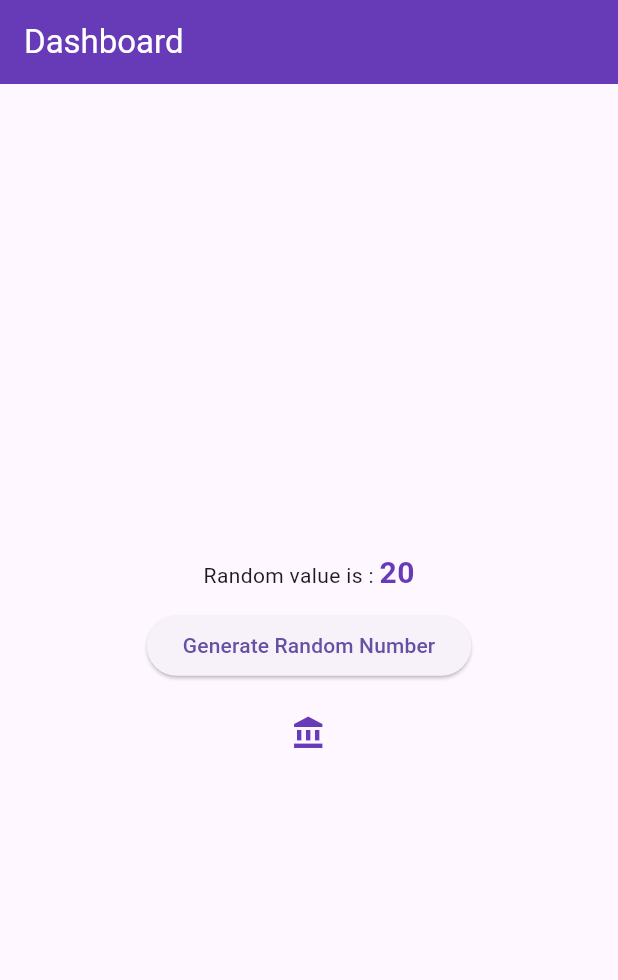
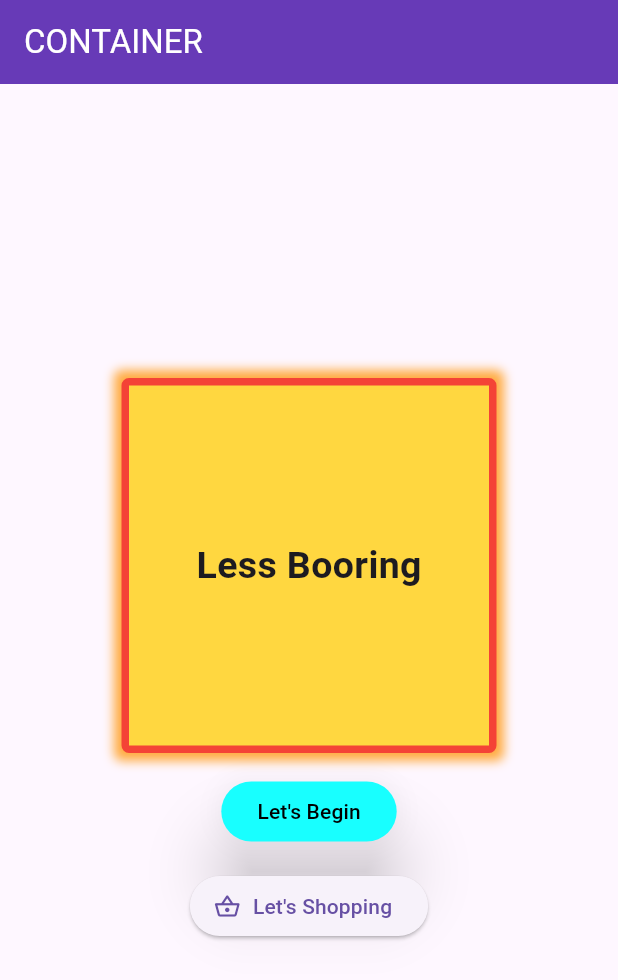
Before and after one commit to Tashfeen-Chohan/FLUTTER-T, a Flutter app: the screen it shows after launch, on a phone screen of 412 x 824 dp. Shown: the top 980 px of the screen. Run offline on Flutter 3.47's test engine with Material 3 defaults, Android fonts, the light colour scheme and no system bars.

Commit message:
Container & Elevated Button

```diff
--- a/lib/main.dart
+++ b/lib/main.dart
@@ -1,3 +1,4 @@
+import 'package:coding_with_t/screens/container.dart';
 import 'package:coding_with_t/screens/dashboard.dart';
 import 'package:flutter/material.dart';
 
@@ -10,6 +11,10 @@ class MainApp extends StatelessWidget {
 
   @override
   Widget build(BuildContext context) {
-    return const MaterialApp(title: "Coding With Tea", home: Dashboard());
+    return const MaterialApp(
+      title: "Coding With Tea",
+      // home: Dashboard()
+      home: ContainerScreen(),
+    );
   }
 }
--- /dev/null
+++ b/lib/screens/container.dart
@@ -0,0 +1,63 @@
+import 'package:flutter/material.dart';
+
+class ContainerScreen extends StatelessWidget {
+  const ContainerScreen({super.key});
+
+  @override
+  Widget build(BuildContext context) {
+    return Scaffold(
+      appBar: AppBar(
+        title: const Text(
+          "CONTAINER",
+          style: TextStyle(color: Colors.white),
+        ),
+        backgroundColor: Colors.deepPurple,
+      ),
+      body: Center(
+        child: Column(
+          mainAxisAlignment: MainAxisAlignment.center,
+          children: [
+            Container(
+                padding: const EdgeInsets.all(20),
+                alignment: Alignment.center,
+                width: 250,
+                height: 250,
+                decoration: BoxDecoration(
+                    borderRadius: BorderRadius.circular(5),
+                    color: Colors.amberAccent,
+                    border: Border.all(color: Colors.red, width: 5),
+                    boxShadow: const [
+                      BoxShadow(
+                          color: Colors.orangeAccent,
+                          blurRadius: 5,
+                          spreadRadius: 5),
+                    ]),
+                child: const Text(
+                  "Less Booring",
+                  style: TextStyle(fontSize: 25, fontWeight: FontWeight.bold),
+                )),
+            const SizedBox(
+              height: 15,
+            ),
+            ElevatedButton(
+                style: ElevatedButton.styleFrom(
+                    foregroundColor: Colors.black,
+                    backgroundColor: Colors.cyanAccent,
+                    elevation: 20,
+                    shadowColor: Colors.black),
+                onPressed: () {},
+                child: const Text("Let's Begin")),
+            const SizedBox(
+              height: 15,
+            ),
+            ElevatedButton.icon(
+              onPressed: () {},
+              icon: const Icon(Icons.shopping_basket_outlined),
+              label: const Text("Let's Shopping"),
+            )
+          ],
+        ),
+      ),
+    );
+  }
+}
--- a/lib/screens/dashboard.dart
+++ b/lib/screens/dashboard.dart
@@ -66,6 +66,8 @@ class _DashboardState extends State<Dashboard> {
                 onPressed: () {},
                 color: Colors.deepPurple,
                 splashColor: Colors.orange),
+            // CONTAINER
+
           ],
         ),
       ),
```
